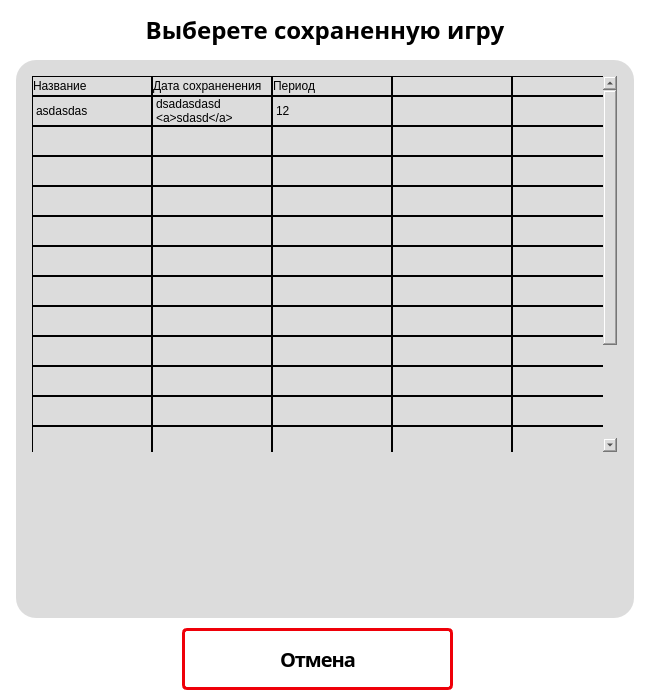
Above: u2p_simulator_Beta/UI/Dialog_saved_games.ui from cardboardchik/U2P_Simulator before the change. Below: the same form after it.
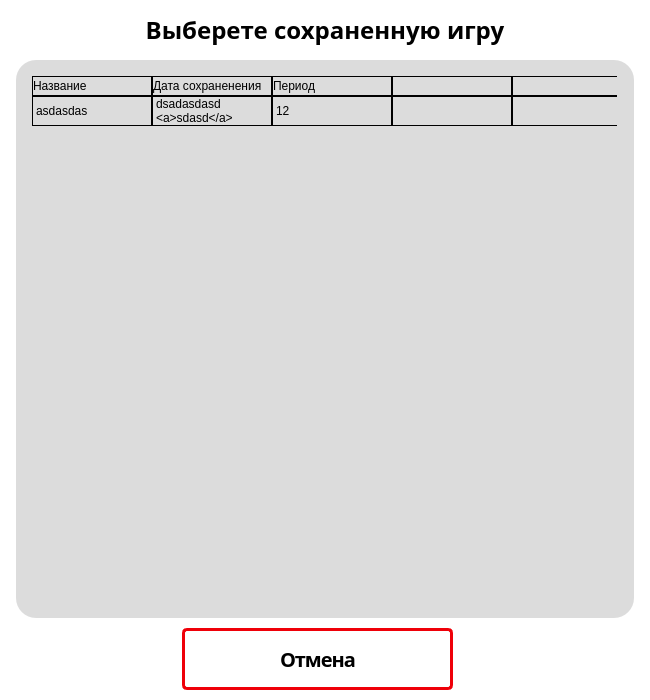
That is the form after the change. Icons and pictures are not drawn.

The edit to the form file:
```diff
--- a/u2p_simulator_Beta/UI/Dialog_saved_games.ui
+++ b/u2p_simulator_Beta/UI/Dialog_saved_games.ui
@@ -71,7 +71,7 @@
       <x>16</x>
       <y>16</y>
       <width>585</width>
-      <height>376</height>
+      <height>491</height>
      </rect>
     </property>
     <property name="autoFillBackground">
@@ -177,7 +177,7 @@
      <bool>true</bool>
     </property>
     <property name="rowCount">
-     <number>15</number>
+     <number>1</number>
     </property>
     <attribute name="horizontalHeaderVisible">
      <bool>true</bool>
@@ -211,32 +211,6 @@
       <string>New Row</string>
      </property>
     </row>
-    <row>
-     <property name="text">
-      <string>New Row</string>
-     </property>
-    </row>
-    <row>
-     <property name="text">
-      <string>New Row</string>
-     </property>
-    </row>
-    <row>
-     <property name="text">
-      <string>New Row</string>
-     </property>
-    </row>
-    <row/>
-    <row/>
-    <row/>
-    <row/>
-    <row/>
-    <row/>
-    <row/>
-    <row/>
-    <row/>
-    <row/>
-    <row/>
     <column>
      <property name="text">
       <string>Название</string>
@@ -295,30 +269,6 @@
       <string>12</string>
      </property>
     </item>
-    <item row="1" column="3">
-     <property name="text">
-      <string/>
-     </property>
-     <property name="textAlignment">
-      <set>AlignCenter</set>
-     </property>
-     <property name="icon">
-      <iconset>
-       <normaloff>../../../../../Pictures/Лого_u2p/vector (svg)/icon_logo.svg</normaloff>../../../../../Pictures/Лого_u2p/vector (svg)/icon_logo.svg</iconset>
-     </property>
-    </item>
-    <item row="1" column="4">
-     <property name="text">
-      <string/>
-     </property>
-     <property name="textAlignment">
-      <set>AlignCenter</set>
-     </property>
-     <property name="icon">
-      <iconset>
-       <normaloff>../../../../../Pictures/Лого_u2p/vector (svg)/icon_logo.svg</normaloff>../../../../../Pictures/Лого_u2p/vector (svg)/icon_logo.svg</iconset>
-     </property>
-    </item>
    </widget>
   </widget>
   <widget class="QLabel" name="label_chose_one_saved_game">
```
Left out of the diff: 2 changed lines with no effect on the pictures.
